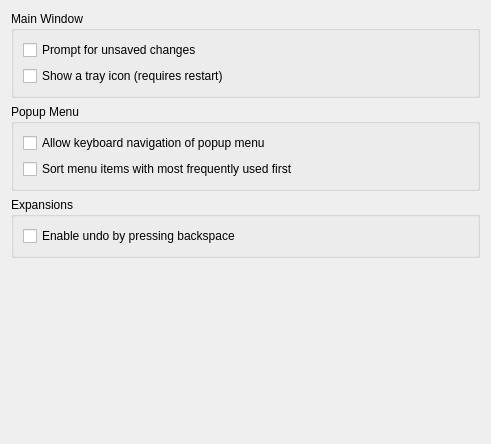
autokey/autokey, file uic/generalsettings.ui: the form before one commit.
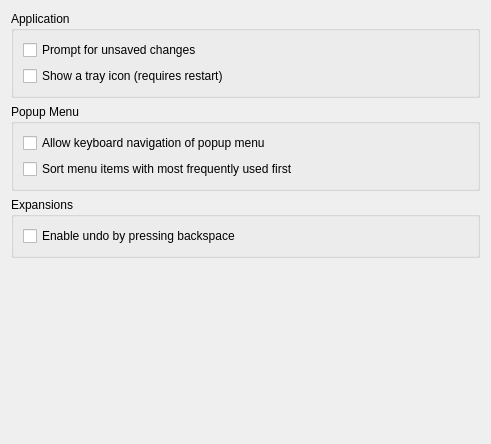
The form after the commit.

```diff
--- a/uic/generalsettings.ui
+++ b/uic/generalsettings.ui
@@ -17,7 +17,7 @@
    <item>
     <widget class="QGroupBox" name="groupBox">
      <property name="title">
-      <string>Main Window</string>
+      <string>Application</string>
      </property>
      <layout class="QVBoxLayout" name="verticalLayout">
       <item>
```
